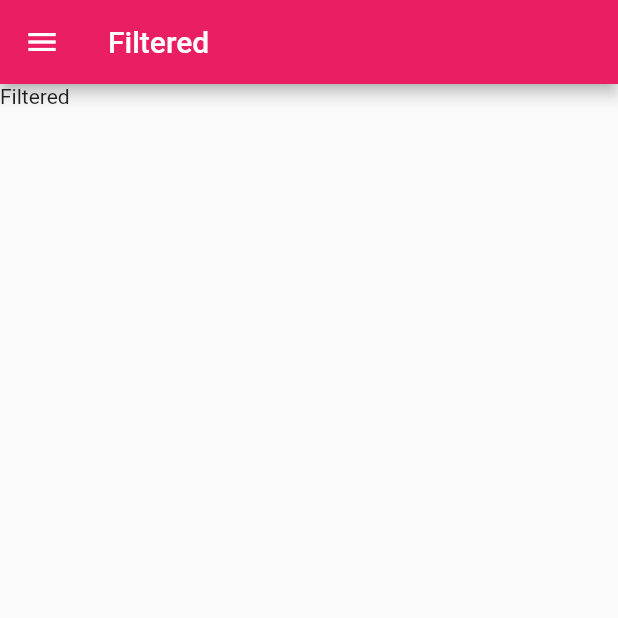
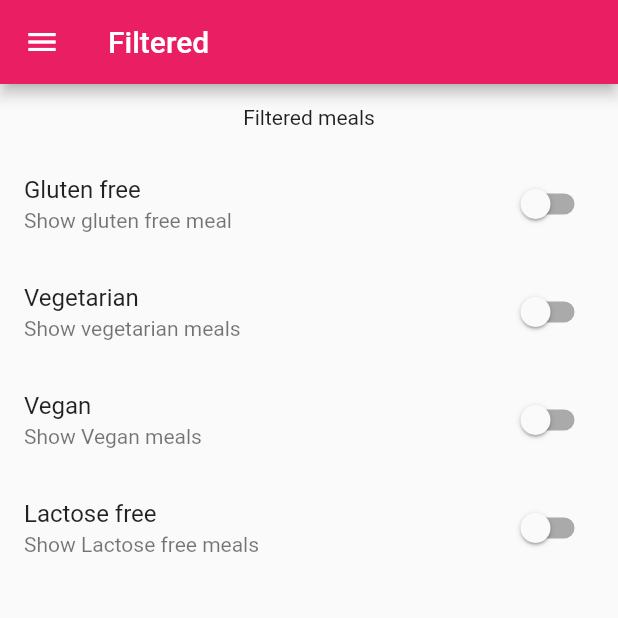
Before and after one commit to mydigita/flutter-recipe-app, a Flutter app: the FilterScreen screen opened by its route, on a phone screen of 412 x 824 dp, the top half of it. Run offline on Flutter 3.47's test engine with Material 2 defaults, Android fonts, the phone set to English and light mode, and no system bars.

Commit message:
added SwitchListTile in filter_screen

```diff
--- a/lib/screens/filter_screen.dart
+++ b/lib/screens/filter_screen.dart
@@ -1,9 +1,19 @@
 import 'package:flutter/material.dart';
 import '../widgets/main_drawer.dart';
 
-class FilterScreen extends StatelessWidget {
+class FilterScreen extends StatefulWidget {
   static const routeName = '/filters';
   const FilterScreen({super.key});
+
+  @override
+  State<FilterScreen> createState() => _FilterScreenState();
+}
+
+class _FilterScreenState extends State<FilterScreen> {
+  bool _glutenFree = false;
+  bool _vegetarian = false;
+  bool _vegan = false;
+  bool _lactoseFree = false;
 
   @override
   Widget build(BuildContext context) {
@@ -12,9 +22,59 @@ class FilterScreen extends StatelessWidget {
         title: const Text('Filtered'),
       ),
       drawer: const MainDrawer(),
-      body: Container(
-        color: null,
-        child: const Text('Filtered'),
+      body: Column(
+        children: [
+          Container(
+            padding: const EdgeInsets.all(14),
+            child: const Text('Filtered meals'),
+          ),
+          Expanded(
+            child: ListView(
+              children: [
+                SwitchListTile(
+                  title: const Text('Gluten free'),
+                  subtitle: const Text('Show gluten free meal'),
+                  value: _glutenFree,
+                  onChanged: ((newValue) {
+                    setState(() {
+                      _glutenFree = newValue;
+                    });
+                  }),
+                ),
+                SwitchListTile(
+                  title: const Text('Vegetarian'),
+                  subtitle: const Text('Show vegetarian meals'),
+                  value: _vegetarian,
+                  onChanged: ((newValue) {
+                    setState(() {
+                      _vegetarian = newValue;
+                    });
+                  }),
+                ),
+                SwitchListTile(
+                  title: const Text('Vegan'),
+                  subtitle: const Text('Show Vegan meals'),
+                  value: _vegan,
+                  onChanged: ((newValue) {
+                    setState(() {
+                      _vegan = newValue;
+                    });
+                  }),
+                ),
+                SwitchListTile(
+                  title: const Text('Lactose free'),
+                  subtitle: const Text('Show Lactose free meals'),
+                  value: _lactoseFree,
+                  onChanged: ((newValue) {
+                    setState(() {
+                      _lactoseFree = newValue;
+                    });
+                  }),
+                ),
+              ],
+            ),
+          )
+        ],
       ),
     );
   }
--- a/lib/screens/meal_detail_screen.dart
+++ b/lib/screens/meal_detail_screen.dart
@@ -82,6 +82,12 @@ class MealDetailScreen extends StatelessWidget {
           ],
         ),
       ),
+      floatingActionButton: FloatingActionButton(
+        child: const Icon(Icons.delete),
+        onPressed: () {
+          Navigator.of(context).pop(mealId);
+        },
+      ),
     );
   }
 }
```
Also changed, not shown: lib/screens/category_meals_screen.dart (+48 -18 lines), lib/widgets/meal_item.dart (+14 -1 lines).
